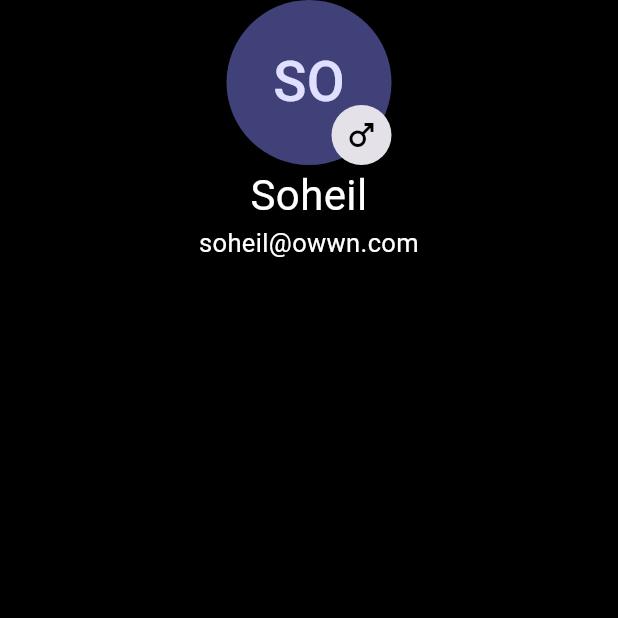
After one commit to freitzzz/owwn-coding-challenge, a Flutter app: the UserView screen opened directly, on a phone screen of 412 x 824 dp, the top half of it. The commit adds this screen. Run offline on Flutter 3.47's test engine with Material 2 defaults, Android fonts, the phone set to English and light mode, and no system bars; our stand-ins replace dartz, flutter_bloc, shared_preferences; missing offline and left inert: jwt_io, lumberdash, networking; accounts and stored records are empty.

Commit message:
base layout for user page

```diff
--- /dev/null
+++ b/lib/presentation/views/users/user_view.dart
@@ -0,0 +1,45 @@
+import 'package:owwn_coding_challenge/models/models.dart';
+import 'package:owwn_coding_challenge/presentation/presentation.dart';
+
+class UserView extends StatelessWidget {
+  const UserView({
+    super.key,
+  });
+
+  @override
+  Widget build(BuildContext context) {
+    const user = User(
+      id: 'soheil@owwn.com',
+      name: 'Soheil',
+      email: 'soheil@owwn.com',
+      gender: Gender.male,
+      status: Status.active,
+      statistics: [],
+    );
+
+    return Scaffold(
+      body: ListView(
+        primary: false,
+        children: [
+          const UserAvatar(
+            user: user,
+          ),
+          Text(
+            user.name,
+            textAlign: TextAlign.center,
+            style: const TextStyle(
+              fontSize: 28.0,
+            ),
+          ),
+          Text(
+            user.email,
+            textAlign: TextAlign.center,
+            style: const TextStyle(
+              fontSize: 17.0,
+            ),
+          ),
+        ],
+      ),
+    );
+  }
+}
--- a/lib/presentation/views/users/users.dart
+++ b/lib/presentation/views/users/users.dart
@@ -1 +1,2 @@
+export 'user_view.dart';
 export 'users_view.dart';
```
